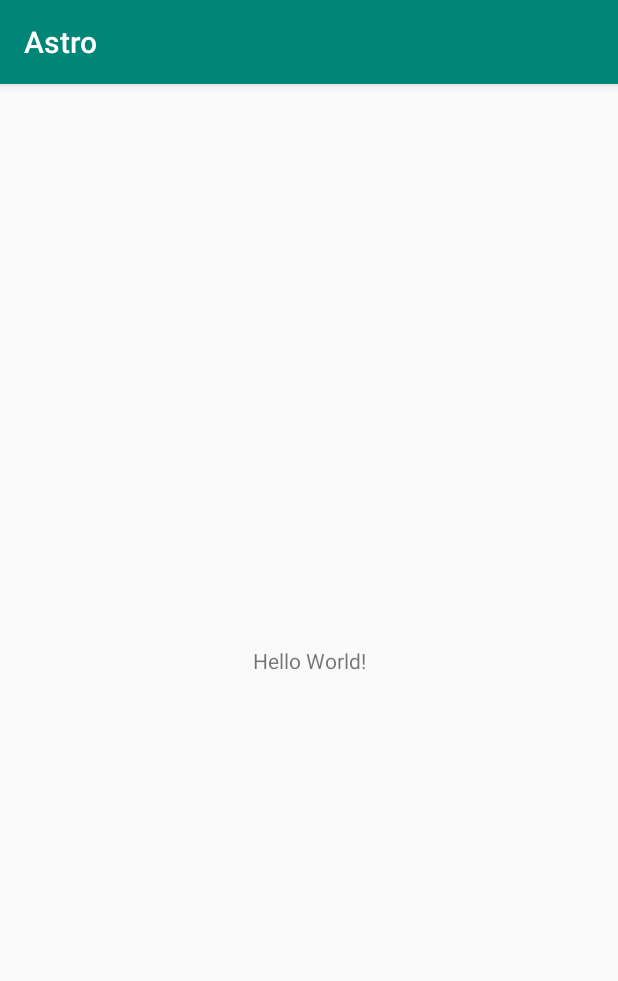
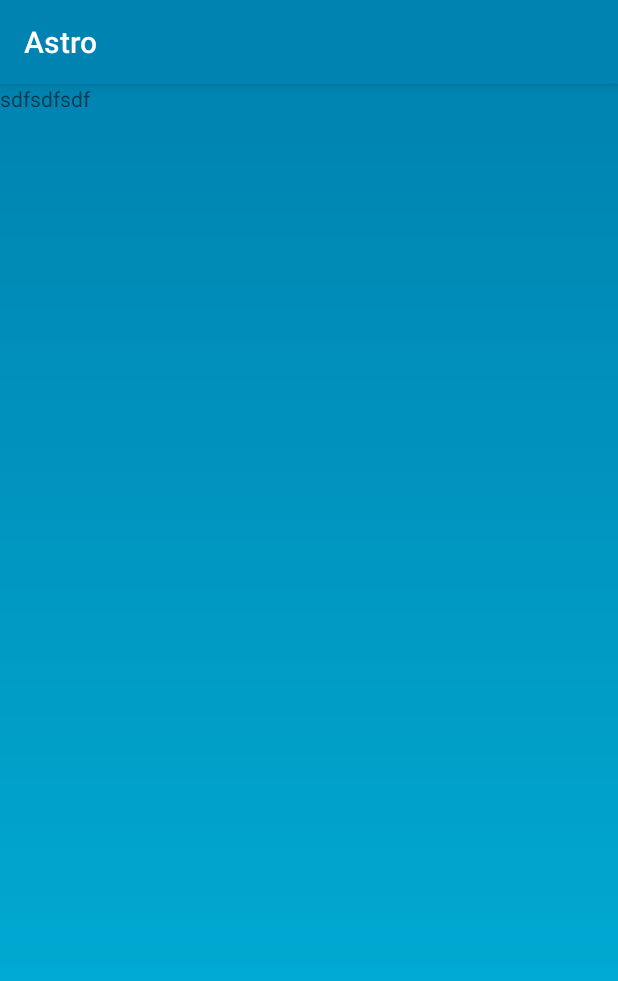
Before and after one commit to Eltonomwega/Astro, an Android app: the screen it shows after launch (MainActivity), on a phone screen of 412 x 824 dp. Shown: the top 981 px of the screen. Run offline under Robolectric (Android 15) with nearby library versions, the phone set to English and light mode, and no system bars.

Commit message:
Layout changes

```diff
--- /dev/null
+++ b/app/src/main/res/drawable/main_gradient.xml
@@ -0,0 +1,9 @@
+<?xml version="1.0" encoding="utf-8"?>
+<shape xmlns:android="http://schemas.android.com/apk/res/android"
+    android:shape="rectangle">
+    <gradient
+        android:angle="-90"
+        android:endColor="#00b4db"
+        android:startColor="#0083b0" />
+
+</shape>
--- a/app/src/main/res/layout/activity_main.xml
+++ b/app/src/main/res/layout/activity_main.xml
@@ -1,18 +1,21 @@
 <?xml version="1.0" encoding="utf-8"?>
-<android.support.constraint.ConstraintLayout xmlns:android="http://schemas.android.com/apk/res/android"
-    xmlns:app="http://schemas.android.com/apk/res-auto"
+<android.support.v4.widget.DrawerLayout xmlns:android="http://schemas.android.com/apk/res/android"
     xmlns:tools="http://schemas.android.com/tools"
     android:layout_width="match_parent"
     android:layout_height="match_parent"
+    android:fitsSystemWindows="true"
     tools:context=".MainActivity">
 
-    <TextView
-        android:layout_width="wrap_content"
-        android:layout_height="wrap_content"
-        android:text="Hello World!"
-        app:layout_constraintBottom_toBottomOf="parent"
-        app:layout_constraintLeft_toLeftOf="parent"
-        app:layout_constraintRight_toRightOf="parent"
-        app:layout_constraintTop_toTopOf="parent" />
+    <android.support.design.widget.CoordinatorLayout
+        android:layout_width="match_parent"
+        android:layout_height="match_parent"
+        android:background="@drawable/main_gradient">
 
-</android.support.constraint.ConstraintLayout>
+        <TextView
+            android:layout_gravity="center"
+            android:text="sdfsdfsdf"
+            android:layout_width="match_parent"
+            android:layout_height="match_parent" />
+
+    </android.support.design.widget.CoordinatorLayout>
+</android.support.v4.widget.DrawerLayout>
--- a/app/src/main/res/values/colors.xml
+++ b/app/src/main/res/values/colors.xml
@@ -1,6 +1,6 @@
 <?xml version="1.0" encoding="utf-8"?>
 <resources>
-    <color name="colorPrimary">#008577</color>
+    <color name="colorPrimary">#0083b0</color>
     <color name="colorPrimaryDark">#00574B</color>
     <color name="colorAccent">#D81B60</color>
 </resources>
```
